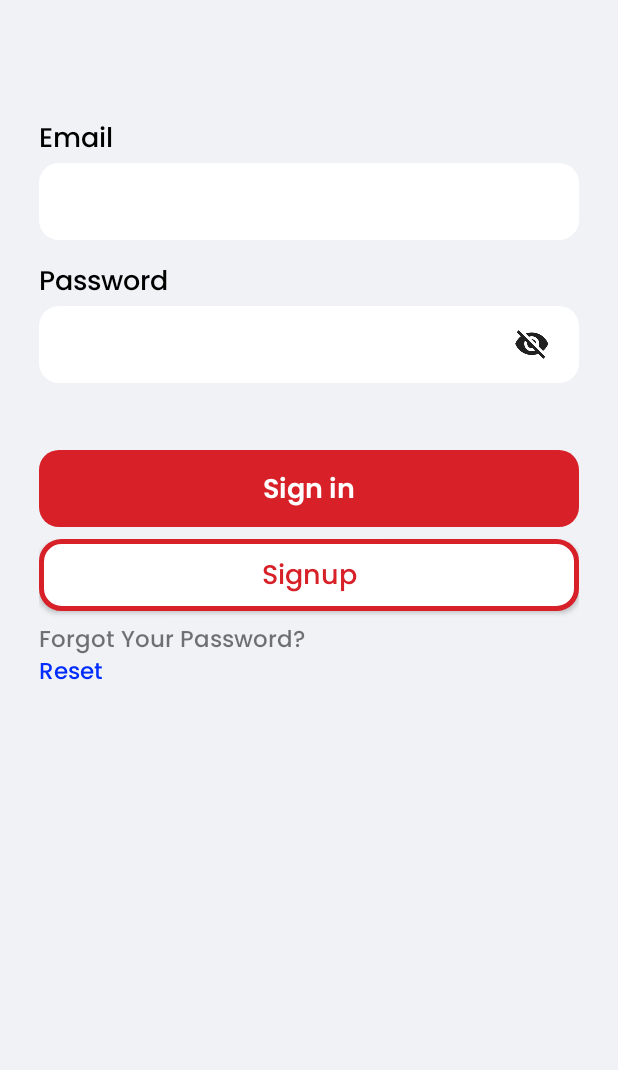
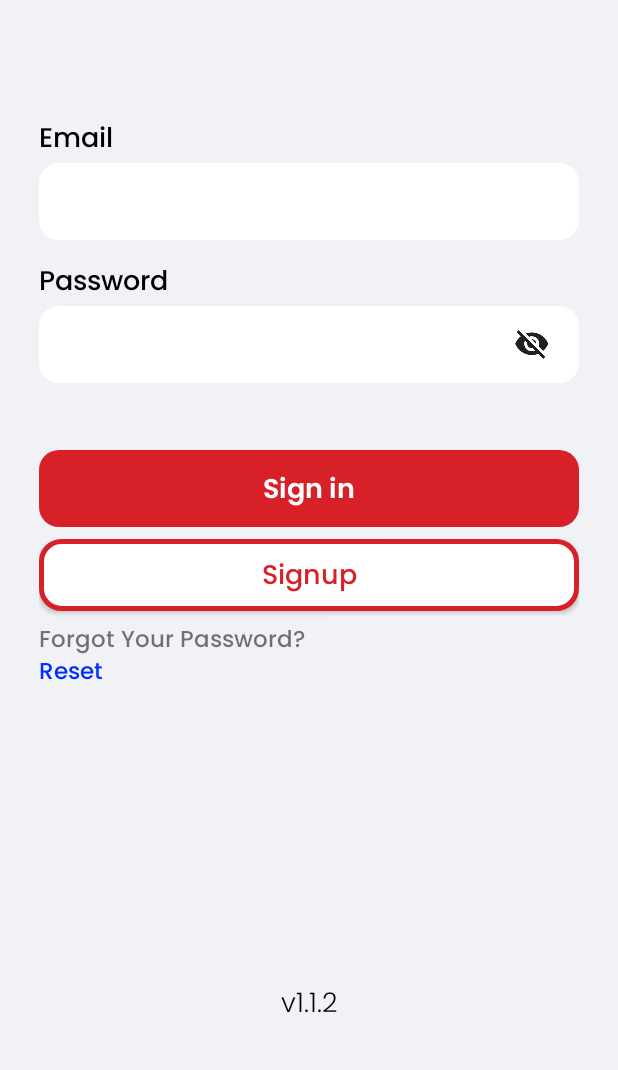
Before and after one commit to rmasso/randoxAndroid, an Android app: the screen it shows after launch (LoginActivity), after a tap on an icon or button, on a phone screen of 412 x 824 dp, the part 166-1236 px from its top. Run offline under Robolectric (Android 15) with nearby library versions, the phone set to English and light mode, and no system bars; our stand-ins replace sdp/ssp sizes; libraries missing offline, so code that uses them is left out: cn.pedant, com.androidnetworking, com.microblink, com.microblink.intent, com.microblink.licence; 5 statements that could not run were skipped.

Commit message:
App version name added in ui. Now user can see which app version he/she is using

```diff
--- a/app/src/main/java/com/demit/certifly/Activities/LoginActivity.kt
+++ b/app/src/main/java/com/demit/certifly/Activities/LoginActivity.kt
@@ -1,5 +1,6 @@
 package com.demit.certifly.Activities
 
+import android.annotation.SuppressLint
 import android.content.Context
 import android.content.Intent
 import android.content.pm.PackageManager
@@ -16,6 +17,7 @@ import androidx.appcompat.app.AlertDialog
 import androidx.appcompat.app.AppCompatActivity
 import androidx.core.app.ActivityCompat
 import androidx.core.content.ContextCompat
+import com.demit.certifly.BuildConfig
 import com.demit.certifly.Extras.Constants
 import com.demit.certifly.Extras.DetachableClickListener
 import com.demit.certifly.Extras.Shared
@@ -44,6 +46,7 @@ class LoginActivity : AppCompatActivity() {
     val permissions = arrayListOf<String>()
     var isPasswordShown=false
     private lateinit var permissionResultLauncher: ActivityResultLauncher<Array<String>>
+    @SuppressLint("SetTextI18n")
     override fun onCreate(savedInstanceState: Bundle?) {
         super.onCreate(savedInstanceState)
         binding = ActivityLoginBinding.inflate(layoutInflater)
@@ -78,6 +81,8 @@ class LoginActivity : AppCompatActivity() {
             }
             binding.password.setSelection(binding.password.length())
         }
+
+        binding.appVersion.text= "v${BuildConfig.VERSION_NAME}"
 
     }
 
--- a/app/src/main/res/layout/activity_login.xml
+++ b/app/src/main/res/layout/activity_login.xml
@@ -5,6 +5,7 @@
     android:layout_width="match_parent"
     android:layout_height="match_parent"
     android:background="@color/bwhite"
+    android:fillViewport="true"
     tools:context=".Activities.LoginActivity">
 
     <LinearLayout
@@ -129,6 +130,23 @@
             app:layout_constraintStart_toStartOf="parent"
             app:layout_constraintTop_toBottomOf="@id/btn_proceed" />
 
+        <FrameLayout
+            android:layout_width="wrap_content"
+            android:layout_height="0dp"
+            android:layout_gravity="center_horizontal"
+            android:layout_weight="1">
+            <TextView
+                android:id="@+id/app_version"
+                android:layout_width="wrap_content"
+                android:layout_height="wrap_content"
+                android:textColor="@color/black"
+                android:layout_gravity="bottom"
+                android:fontFamily="@font/poppinslight"
+                android:includeFontPadding="false"
+                android:text=""
+                android:textSize="@dimen/_14sdp" />
+        </FrameLayout>
+
 
     </LinearLayout>
 
```
